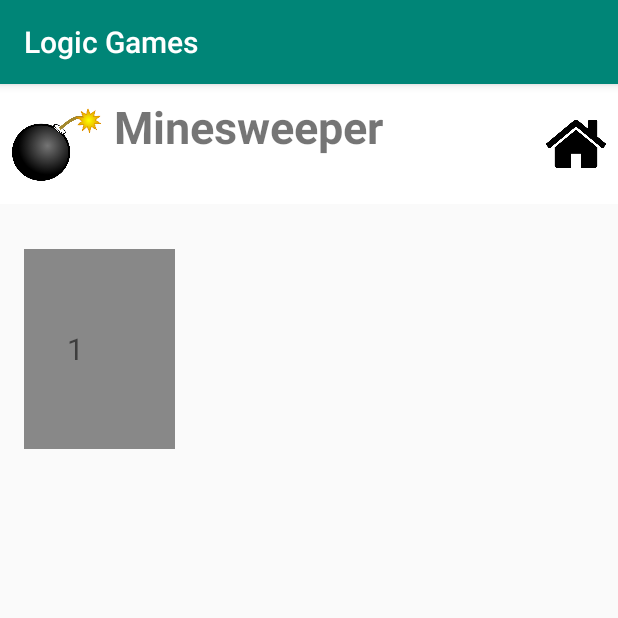
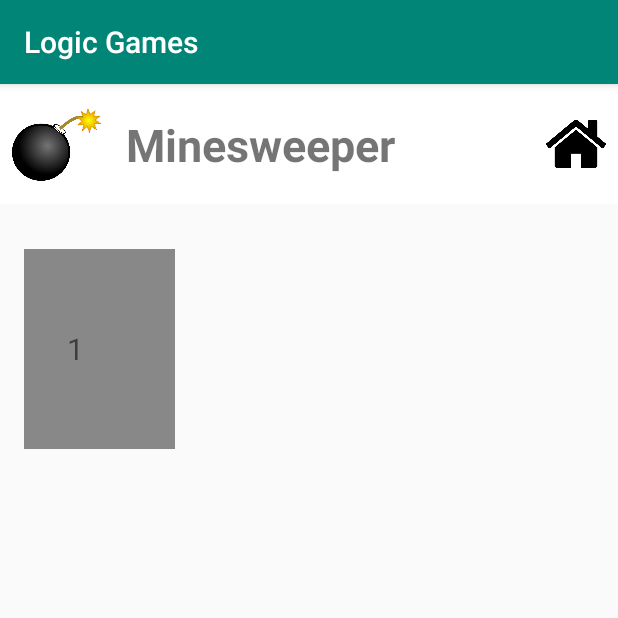
Before and after one commit to bence123456/logicgame_android, an Android app: the GamesActivity screen opened directly, with no data from a screen before it, after a tap on "Minesweeper", on a phone screen of 412 x 824 dp, the top half of it. Run offline under Robolectric (Android 15) with nearby library versions, the phone set to English and light mode, and no system bars.

Commit message:
adjusted (levels activity's) title

```diff
--- a/app/src/main/java/com/bkonecsni/logicgame/activities/LevelsActivity.java
+++ b/app/src/main/java/com/bkonecsni/logicgame/activities/LevelsActivity.java
@@ -13,6 +13,7 @@ import com.bkonecsni.logicgame.adapters.LevelsAdapter;
 import com.bkonecsni.logicgame.domain.common.AbstractGameInfo;
 import com.bkonecsni.logicgame.util.GameUtil;
 import com.bkonecsni.logicgame.util.IconProvider;
+import com.bkonecsni.logicgame.util.StringService;
 
 import org.apache.commons.lang3.StringUtils;
 
@@ -80,7 +81,7 @@ public class LevelsActivity extends AppCompatActivity {
 
     private void setGameTitle(String gameName) {
         TextView title = findViewById(R.id.title);
-        title.setText(StringUtils.capitalize(gameName));
+        title.setText(StringService.getFormattedTitle(gameName));
     }
 
     private void addLinkToHome(Context context) {
--- a/app/src/main/java/com/bkonecsni/logicgame/activities/MapActivity.java
+++ b/app/src/main/java/com/bkonecsni/logicgame/activities/MapActivity.java
@@ -19,6 +19,7 @@ import com.bkonecsni.logicgame.adapters.MapAdapter;
 import com.bkonecsni.logicgame.domain.common.AbstractGameInfo;
 import com.bkonecsni.logicgame.domain.map.LevelBase;
 import com.bkonecsni.logicgame.util.GameUtil;
+import com.bkonecsni.logicgame.util.StringService;
 
 import org.apache.commons.lang3.StringUtils;
 
@@ -162,7 +163,7 @@ public class MapActivity extends AppCompatActivity {
 
     private void setTitle(String gameName) {
         TextView gameTitleTextView = findViewById(R.id.gameTitle);
-        gameTitleTextView.setText(StringUtils.capitalize(gameName ));
+        gameTitleTextView.setText(StringService.getFormattedTitle(gameName));
     }
 
     private void setColumnNumber(GridView mapView, int levelNumber, AbstractGameInfo gameInfo) {
--- a/app/src/main/java/com/bkonecsni/logicgame/adapters/GamesAdapter.java
+++ b/app/src/main/java/com/bkonecsni/logicgame/adapters/GamesAdapter.java
@@ -14,6 +14,7 @@ import android.widget.TextView;
 import com.bkonecsni.logicgame.activities.LevelsActivity;
 import com.bkonecsni.logicgame.domain.common.AbstractGameInfo;
 import com.bkonecsni.logicgame.util.IconProvider;
+import com.bkonecsni.logicgame.util.StringService;
 
 import org.apache.commons.lang3.StringUtils;
 
@@ -41,38 +42,38 @@ public class GamesAdapter extends RecyclerView.Adapter<RecyclerView.ViewHolder>
 
     @Override
     public void onBindViewHolder(@NonNull RecyclerView.ViewHolder viewHolder, int i) {
-        AbstractGameInfo gameInfo = gameInfoList.get(i);
+        String gameName = gameInfoList.get(i).getGameName();
 
-        addOnClickListener(viewHolder, gameInfo);
+        addOnClickListener(viewHolder, gameName);
 
-        setGameIcon(viewHolder, gameInfo);
-        setTitle(viewHolder, gameInfo);
-        setDescription(viewHolder, gameInfo);
+        setGameIcon(viewHolder, gameName);
+        setTitle(viewHolder, gameName);
+        setDescription(viewHolder);
     }
 
-    private void addOnClickListener(@NonNull RecyclerView.ViewHolder viewHolder, AbstractGameInfo gameInfo) {
+    private void addOnClickListener(@NonNull RecyclerView.ViewHolder viewHolder, String gameName) {
         viewHolder.itemView.setOnClickListener(v -> {
             Intent intent = new Intent(context, LevelsActivity.class);
-            intent.putExtra("gameName", gameInfo.getGameName());
+            intent.putExtra("gameName", gameName);
             context.startActivity(intent);
         });
     }
 
-    private void setGameIcon(@NonNull RecyclerView.ViewHolder viewHolder, AbstractGameInfo gameInfo) {
+    private void setGameIcon(@NonNull RecyclerView.ViewHolder viewHolder, String gameName) {
         ImageView gameIcon = viewHolder.itemView.findViewById(R.id.gameIcon);
-        String iconName = gameInfo.getGameName() + "_icon";
+        String iconName = gameName + "_icon";
         int icon = IconProvider.getDrawable(context, iconName);
         gameIcon.setImageIcon(Icon.createWithResource(context, icon));
     }
 
-    private void setTitle(@NonNull RecyclerView.ViewHolder viewHolder, AbstractGameInfo gameInfo) {
+    private void setTitle(@NonNull RecyclerView.ViewHolder viewHolder, String gameName) {
         TextView title = viewHolder.itemView.findViewById(R.id.title);
-        title.setText(StringUtils.capitalize(gameInfo.getGameName()));
+        title.setText(StringService.getFormattedTitle(gameName));
     }
 
-    private void setDescription(@NonNull RecyclerView.ViewHolder viewHolder, AbstractGameInfo gameInfo) {
+    private void setDescription(@NonNull RecyclerView.ViewHolder viewHolder) {
         TextView description = viewHolder.itemView.findViewById(R.id.description);
-        description.setText(StringUtils.capitalize(gameInfo.getGameName() + "sadsafsagfdsa cad wdsac asr qwrw awfd saf"));
+        description.setText("sadsafsagfdsa cad wdsac asr qwrw awfd saf");
     }
 
     @Override
--- /dev/null
+++ b/app/src/main/java/com/bkonecsni/logicgame/util/StringService.java
@@ -0,0 +1,13 @@
+package com.bkonecsni.logicgame.util;
+
+import org.apache.commons.lang3.StringUtils;
+
+public class StringService {
+
+    public static String getFormattedTitle(String title) {
+        String capitalizedTitle = StringUtils.capitalize(title);
+        String formattedTitle = StringUtils.replaceAll(capitalizedTitle, "_", " ");
+
+        return formattedTitle;
+    }
+}
--- a/app/src/main/res/layout/activity_levels.xml
+++ b/app/src/main/res/layout/activity_levels.xml
@@ -12,7 +12,9 @@
         android:id="@+id/constraintLayout"
         android:layout_width="match_parent"
         android:layout_height="80dp"
-        android:background="#ffffff">
+        android:background="#ffffff"
+        tools:layout_editor_absoluteX="16dp"
+        tools:layout_editor_absoluteY="0dp">
 
         <ImageView
             android:id="@+id/gameIcon"
@@ -29,8 +31,8 @@
             android:id="@+id/title"
             android:layout_width="wrap_content"
             android:layout_height="wrap_content"
-            android:layout_marginStart="8dp"
-            android:layout_marginTop="8dp"
+            android:layout_marginStart="16dp"
+            android:layout_marginTop="20dp"
             android:gravity="center"
             android:textAlignment="center"
             android:textSize="30sp"
@@ -43,8 +45,8 @@
             android:id="@+id/homeLink"
             android:layout_width="40dp"
             android:layout_height="40dp"
+            android:layout_marginTop="8dp"
             android:layout_marginEnd="8dp"
-            android:layout_marginTop="8dp"
             android:layout_marginBottom="8dp"
             app:layout_constraintBottom_toBottomOf="parent"
             app:layout_constraintEnd_toEndOf="parent"
```
